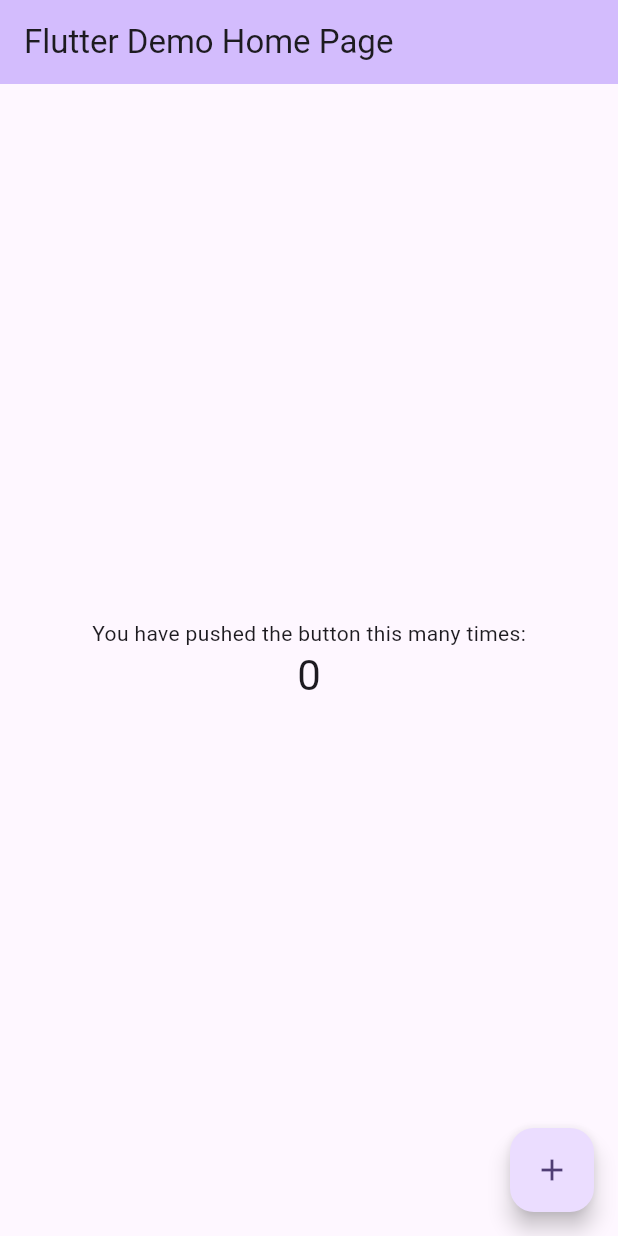
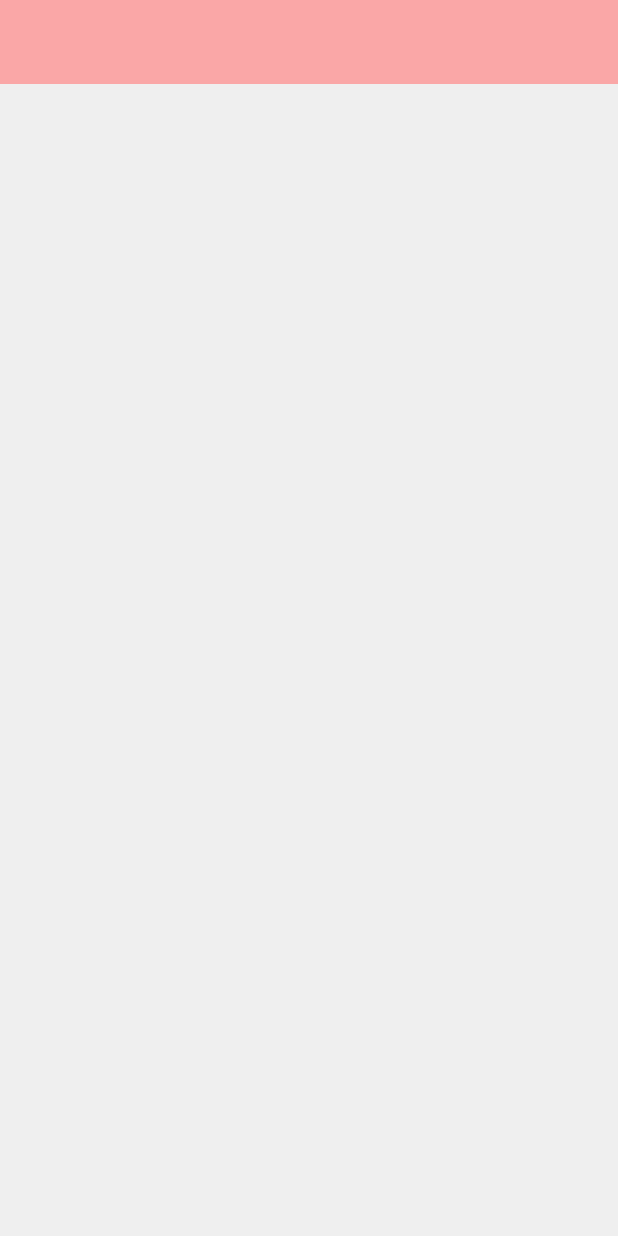
Before and after one commit to celeste0423/couple_to_do_list_app_project, a Flutter app: the screen it shows after launch, on a phone screen of 412 x 824 dp. Run offline on Flutter 3.47's test engine with Material 2 defaults, Android fonts, the light colour scheme and no system bars.

Commit message:
initial commit 1

```diff
--- /dev/null
+++ b/lib/features/auth/pages/welcome_page.dart
@@ -0,0 +1,13 @@
+import 'package:flutter/material.dart';
+
+class WelcomePage extends StatelessWidget {
+  const WelcomePage({Key? key}) : super(key: key);
+
+  @override
+  Widget build(BuildContext context) {
+    return Scaffold(
+      appBar: AppBar(),
+      body: Container(),
+    );
+  }
+}
--- a/lib/main.dart
+++ b/lib/main.dart
@@ -1,3 +1,5 @@
+import 'package:couple_to_do_list_app/features/auth/pages/welcome_page.dart';
+import 'package:couple_to_do_list_app/theme/base_theme.dart';
 import 'package:flutter/material.dart';
 
 void main() {
@@ -7,120 +9,12 @@ void main() {
 class MyApp extends StatelessWidget {
   const MyApp({super.key});
 
-  // This widget is the root of your application.
-  //TODO: 앱을 만들어 봅시당
   @override
   Widget build(BuildContext context) {
     return MaterialApp(
-      title: 'Flutter Demo',
-      theme: ThemeData(
-        // This is the theme of your application.
-        //
-        // TRY THIS: Try running your application with "flutter run". You'll see
-        // the application has a blue toolbar. Then, without quitting the app,
-        // try changing the seedColor in the colorScheme below to Colors.green
-        // and then invoke "hot reload" (save your changes or press the "hot
-        // reload" button in a Flutter-supported IDE, or press "r" if you used
-        // the command line to start the app).
-        //
-        // Notice that the counter didn't reset back to zero; the application
-        // state is not lost during the reload. To reset the state, use hot
-        // restart instead.
-        //
-        // This works for code too, not just values: Most code changes can be
-        // tested with just a hot reload.
-        colorScheme: ColorScheme.fromSeed(seedColor: Colors.deepPurple),
-        useMaterial3: true,
-      ),
-      home: const MyHomePage(title: 'Flutter Demo Home Page'),
+      title: 'Bukkung List',
+      theme: baseTheme(),
+      home: const WelcomePage(),
     );
   }
 }
-
-class MyHomePage extends StatefulWidget {
-  const MyHomePage({super.key, required this.title});
-
-  // This widget is the home page of your application. It is stateful, meaning
-  // that it has a State object (defined below) that contains fields that affect
-  // how it looks.
-
-  // This class is the configuration for the state. It holds the values (in this
-  // case the title) provided by the parent (in this case the App widget) and
-  // used by the build method of the State. Fields in a Widget subclass are
-  // always marked "final".
-
-  final String title;
-
-  @override
-  State<MyHomePage> createState() => _MyHomePageState();
-}
-
-class _MyHomePageState extends State<MyHomePage> {
-  int _counter = 0;
-
-  void _incrementCounter() {
-    setState(() {
-      // This call to setState tells the Flutter framework that something has
-      // changed in this State, which causes it to rerun the build method below
-      // so that the display can reflect the updated values. If we changed
-      // _counter without calling setState(), then the build method would not be
-      // called again, and so nothing would appear to happen.
-      _counter++;
-    });
-  }
-
-  @override
-  Widget build(BuildContext context) {
-    // This method is rerun every time setState is called, for instance as done
-    // by the _incrementCounter method above.
-    //
-    // The Flutter framework has been optimized to make rerunning build methods
-    // fast, so that you can just rebuild anything that needs updating rather
-    // than having to individually change instances of widgets.
-    return Scaffold(
-      appBar: AppBar(
-        // TRY THIS: Try changing the color here to a specific color (to
-        // Colors.amber, perhaps?) and trigger a hot reload to see the AppBar
-        // change color while the other colors stay the same.
-        backgroundColor: Theme.of(context).colorScheme.inversePrimary,
-        // Here we take the value from the MyHomePage object that was created by
-        // the App.build method, and use it to set our appbar title.
-        title: Text(widget.title),
-      ),
-      body: Center(
-        // Center is a layout widget. It takes a single child and positions it
-        // in the middle of the parent.
-        child: Column(
-          // Column is also a layout widget. It takes a list of children and
-          // arranges them vertically. By default, it sizes itself to fit its
-          // children horizontally, and tries to be as tall as its parent.
-          //
-          // Column has various properties to control how it sizes itself and
-          // how it positions its children. Here we use mainAxisAlignment to
-          // center the children vertically; the main axis here is the vertical
-          // axis because Columns are vertical (the cross axis would be
-          // horizontal).
-          //
-          // TRY THIS: Invoke "debug painting" (choose the "Toggle Debug Paint"
-          // action in the IDE, or press "p" in the console), to see the
-          // wireframe for each widget.
-          mainAxisAlignment: MainAxisAlignment.center,
-          children: <Widget>[
-            const Text(
-              'You have pushed the button this many times:',
-            ),
-            Text(
-              '$_counter',
-              style: Theme.of(context).textTheme.headlineMedium,
-            ),
-          ],
-        ),
-      ),
-      floatingActionButton: FloatingActionButton(
-        onPressed: _incrementCounter,
-        tooltip: 'Increment',
-        child: const Icon(Icons.add),
-      ), // This trailing comma makes auto-formatting nicer for build methods.
-    );
-  }
-}
--- /dev/null
+++ b/lib/theme/base_theme.dart
@@ -0,0 +1,34 @@
+import 'package:couple_to_do_list_app/utils/custom_color.dart';
+import 'package:flutter/material.dart';
+import 'package:flutter/services.dart';
+
+ThemeData baseTheme() {
+  final ThemeData base = ThemeData.light();
+  return base.copyWith(
+    scaffoldBackgroundColor: CustomColors.backgroundLightGrey,
+    appBarTheme: AppBarTheme(
+      backgroundColor: CustomColors.mainPink,
+      elevation: 0,
+      systemOverlayStyle: const SystemUiOverlayStyle(
+        statusBarColor: Colors.transparent,
+        statusBarBrightness: Brightness.dark,
+      ),
+      iconTheme: IconThemeData(
+        color: Colors.black.withOpacity(0.5),
+      ),
+    ),
+    colorScheme: const ColorScheme(
+      brightness: Brightness.light,
+      primary: CustomColors.backgroundLightGrey,
+      onPrimary: CustomColors.backgroundLightGrey,
+      secondary: CustomColors.backgroundLightGrey,
+      onSecondary: CustomColors.backgroundLightGrey,
+      error: CustomColors.backgroundLightGrey,
+      onError: CustomColors.backgroundLightGrey,
+      background: CustomColors.backgroundLightGrey,
+      onBackground: CustomColors.backgroundLightGrey,
+      surface: CustomColors.backgroundLightGrey,
+      onSurface: CustomColors.backgroundLightGrey,
+    ),
+  );
+}
--- /dev/null
+++ b/lib/utils/custom_color.dart
@@ -0,0 +1,12 @@
+import 'package:flutter/material.dart';
+
+class CustomColors{
+  CustomColors._();
+
+  static const Color mainPink = Color(0xFFFAA7A7);
+  static const Color lightPink = Color(0xFFFCD1D1);
+
+  static const Color backgroundLightGrey = Color(0xFFEFEFEF);
+  static const Color grey = Color(0xFF7A7A7A);
+  static const Color darkGrey = Color(0xFF707070);
+}
--- a/pubspec.yaml
+++ b/pubspec.yaml
@@ -59,9 +59,8 @@ flutter:
   uses-material-design: true
 
   # To add assets to your application, add an assets section, like this:
-  # assets:
-  #   - images/a_dot_burr.jpeg
-  #   - images/a_dot_ham.jpeg
+assets:
+  - assets/images
 
   # An image asset can refer to one or more resolution-specific "variants", see
   # https://flutter.dev/assets-and-images/#resolution-aware
```
Also changed, not shown: 1 other file.
